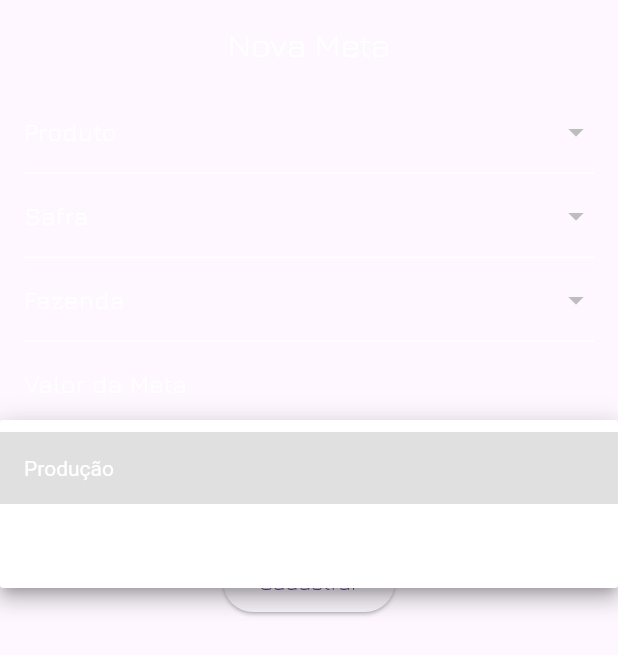
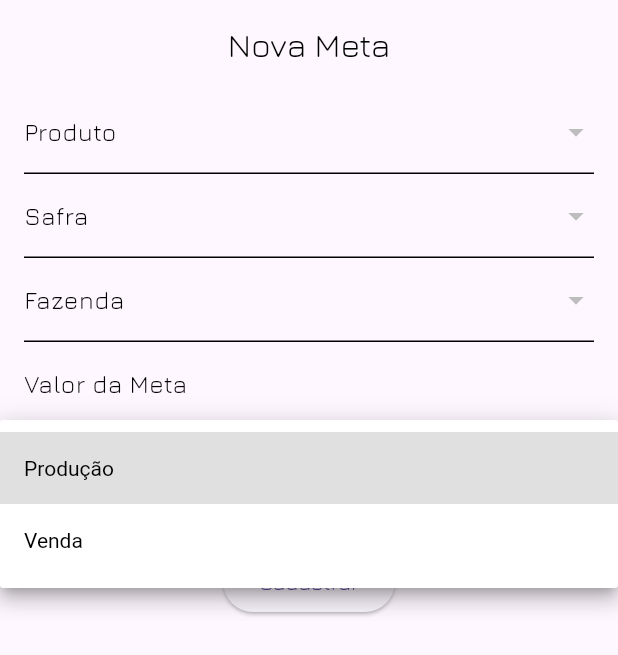
Before and after one commit to FIAPBGPT/fiap-tech-challenge-hackaton-mobile, a Flutter app: the MetaForm widget shown alone on an empty page, opened directly, after a tap on "Produção", on a phone screen of 412 x 824 dp. Shown: the top 655 px of the screen. Run offline on Flutter 3.47's test engine with Material 3 defaults, Android fonts, the light colour scheme and no system bars; our stand-ins replace cloud_firestore, firebase_auth, firebase_core, flutter_riverpod; accounts and stored records are empty.

Commit message:
fix: troca a cor do form de meta

```diff
--- a/lib/presentation/widgets/meta_form.dart
+++ b/lib/presentation/widgets/meta_form.dart
@@ -60,12 +60,12 @@ class _MetaFormState extends ConsumerState<MetaForm> {
         child: Form(
           key: _formKey,
           child: Column(children: [
-                  Text(
+            Text(
               widget.existingMeta == null ? 'Nova Meta' : 'Editar Meta',
               style: Theme.of(context)
                   .textTheme
                   .titleLarge
-                  ?.copyWith(color: Colors.white),
+                  ?.copyWith(color: Colors.black),
             ),
             const SizedBox(height: 16),
             produtosAsync.when(
@@ -86,20 +86,20 @@ class _MetaFormState extends ConsumerState<MetaForm> {
                   onChanged: (v) => setState(() => produto = v),
                   decoration: const InputDecoration(
                     labelText: 'Produto',
-                    labelStyle: TextStyle(color: Colors.white),
+                    labelStyle: TextStyle(color: Colors.black),
                     enabledBorder: UnderlineInputBorder(
-                      borderSide: BorderSide(color: Colors.white),
+                      borderSide: BorderSide(color: Colors.black),
                     ),
                   ),
                   validator: (v) =>
                       v == null || v.isEmpty ? 'Selecione um produto' : null,
-                  style: const TextStyle(color: Colors.white),
-                  iconEnabledColor: Colors.white,
+                  style: const TextStyle(color: Colors.black),
+                  iconEnabledColor: Colors.black,
                 );
               },
               loading: () => const CircularProgressIndicator(),
               error: (e, _) => Text('Erro produtos: $e',
-                  style: const TextStyle(color: Colors.white)),
+                  style: const TextStyle(color: Colors.black)),
             ),
             safraAsync.when(
               data: (safras) {
@@ -113,26 +113,26 @@ class _MetaFormState extends ConsumerState<MetaForm> {
                           value: s.id,
                           child: Text(
                             s.nome,
-                            style: const TextStyle(color: Colors.white),
+                            style: const TextStyle(color: Colors.black),
                           )))
                       .toList(),
                   onChanged: (v) => setState(() => safra = v),
                   decoration: const InputDecoration(
                     labelText: 'Safra',
-                    labelStyle: TextStyle(color: Colors.white),
+                    labelStyle: TextStyle(color: Colors.black),
                     enabledBorder: UnderlineInputBorder(
-                      borderSide: BorderSide(color: Colors.white),
+                      borderSide: BorderSide(color: Colors.black),
                     ),
                   ),
                   validator: (v) =>
                       v == null || v.isEmpty ? 'Selecione uma safra' : null,
-                  style: const TextStyle(color: Colors.white),
-                  iconEnabledColor: Colors.white,
+                  style: const TextStyle(color: Colors.black),
+                  iconEnabledColor: Colors.black,
                 );
               },
               loading: () => const CircularProgressIndicator(),
               error: (e, _) => Text('Erro safras: $e',
-                  style: const TextStyle(color: Colors.white)),
+                  style: const TextStyle(color: Colors.black)),
             ),
             fazendaAsync.when(
               data: (fazendas) {
@@ -146,34 +146,34 @@ class _MetaFormState extends ConsumerState<MetaForm> {
                           value: f.id,
                           child: Text(
                             f.nome,
-                            style: const TextStyle(color: Colors.white),
+                            style: const TextStyle(color: Colors.black),
                           )))
                       .toList(),
                   onChanged: (v) => setState(() => fazenda = v),
                   decoration: const InputDecoration(
                     labelText: 'Fazenda',
-                    labelStyle: TextStyle(color: Colors.white),
+                    labelStyle: TextStyle(color: Colors.black),
                     enabledBorder: UnderlineInputBorder(
-                      borderSide: BorderSide(color: Colors.white),
+                      borderSide: BorderSide(color: Colors.black),
                     ),
                   ),
                   validator: (v) =>
                       v == null || v.isEmpty ? 'Selecione uma fazenda' : null,
-                  style: const TextStyle(color: Colors.white),
-                  iconEnabledColor: Colors.white,
+                  style: const TextStyle(color: Colors.black),
+                  iconEnabledColor: Colors.black,
                 );
               },
               loading: () => const CircularProgressIndicator(),
               error: (e, _) => Text('Erro fazendas: $e',
-                  style: const TextStyle(color: Colors.white)),
+                  style: const TextStyle(color: Colors.black)),
             ),
             TextFormField(
               initialValue: valorStr,
               decoration: const InputDecoration(
                 labelText: 'Valor da Meta',
-                labelStyle: TextStyle(color: Colors.white),
+                labelStyle: TextStyle(color: Colors.black),
                 enabledBorder: UnderlineInputBorder(
-                  borderSide: BorderSide(color: Colors.white),
+                  borderSide: BorderSide(color: Colors.black),
                 ),
               ),
               keyboardType:
@@ -184,15 +184,15 @@ class _MetaFormState extends ConsumerState<MetaForm> {
                 return null;
               },
               onSaved: (v) => valorStr = v!.trim(),
-              style: const TextStyle(color: Colors.white),
+              style: const TextStyle(color: Colors.black),
             ),
             DropdownButtonFormField<String>(
               value: tipo,
               decoration: const InputDecoration(
                 labelText: 'Tipo de Meta',
-                labelStyle: TextStyle(color: Colors.white),
+                labelStyle: TextStyle(color: Colors.black),
                 enabledBorder: UnderlineInputBorder(
-                  borderSide: BorderSide(color: Colors.white),
+                  borderSide: BorderSide(color: Colors.black),
                 ),
               ),
               dropdownColor: Colors.white,
@@ -200,18 +200,16 @@ class _MetaFormState extends ConsumerState<MetaForm> {
                 DropdownMenuItem(
                     value: 'producao',
                     child: Text('Produção',
-                        style: TextStyle(color: Colors.white))),
+                        style: TextStyle(color: Colors.black))),
                 DropdownMenuItem(
                     value: 'vendas',
                     child:
-                        Text('Venda', style: TextStyle(color: Colors.white))),
+                        Text('Venda', style: TextStyle(color: Colors.black))),
               ],
               onChanged: (v) => setState(() => tipo = v ?? 'producao'),
-              style: const TextStyle(color: Colors.white),
-              iconEnabledColor: Colors.white,
+              style: const TextStyle(color: Colors.black),
+              iconEnabledColor: Colors.black,
             ),
-
-
             const SizedBox(height: 24),
             ElevatedButton(
               onPressed: () async {
@@ -248,7 +246,8 @@ class _MetaFormState extends ConsumerState<MetaForm> {
                   );
                 }
               },
-              child: Text(widget.existingMeta == null ? 'Cadastrar' : 'Atualizar'),
+              child:
+                  Text(widget.existingMeta == null ? 'Cadastrar' : 'Atualizar'),
             ),
           ]),
         ),
```
